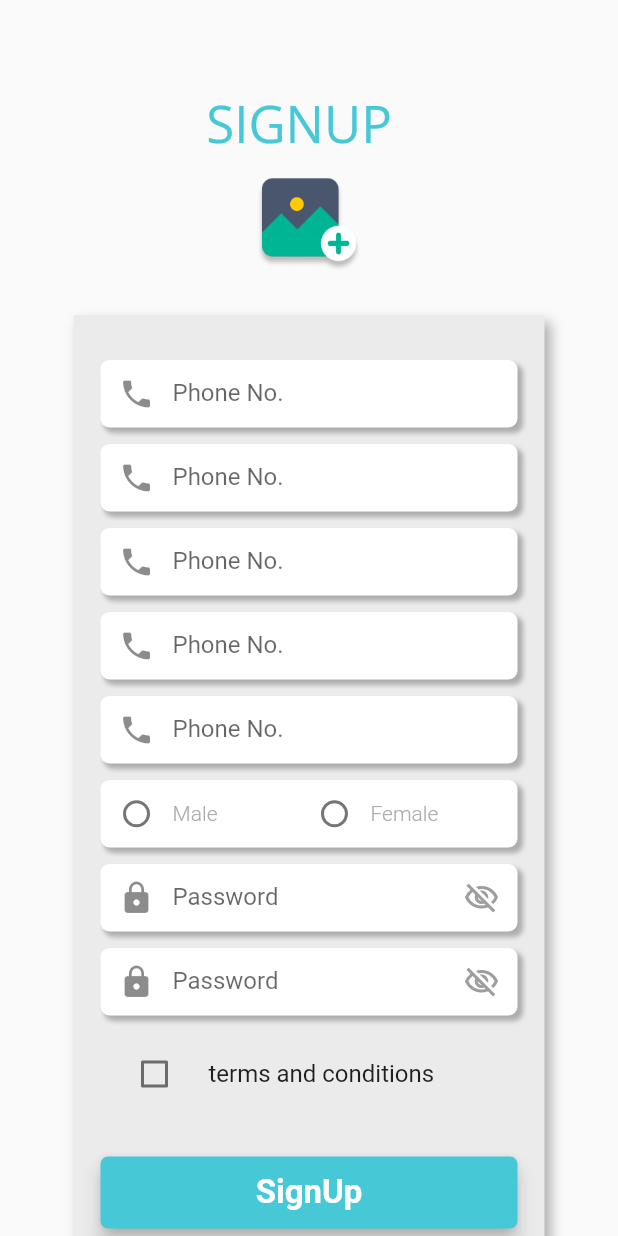
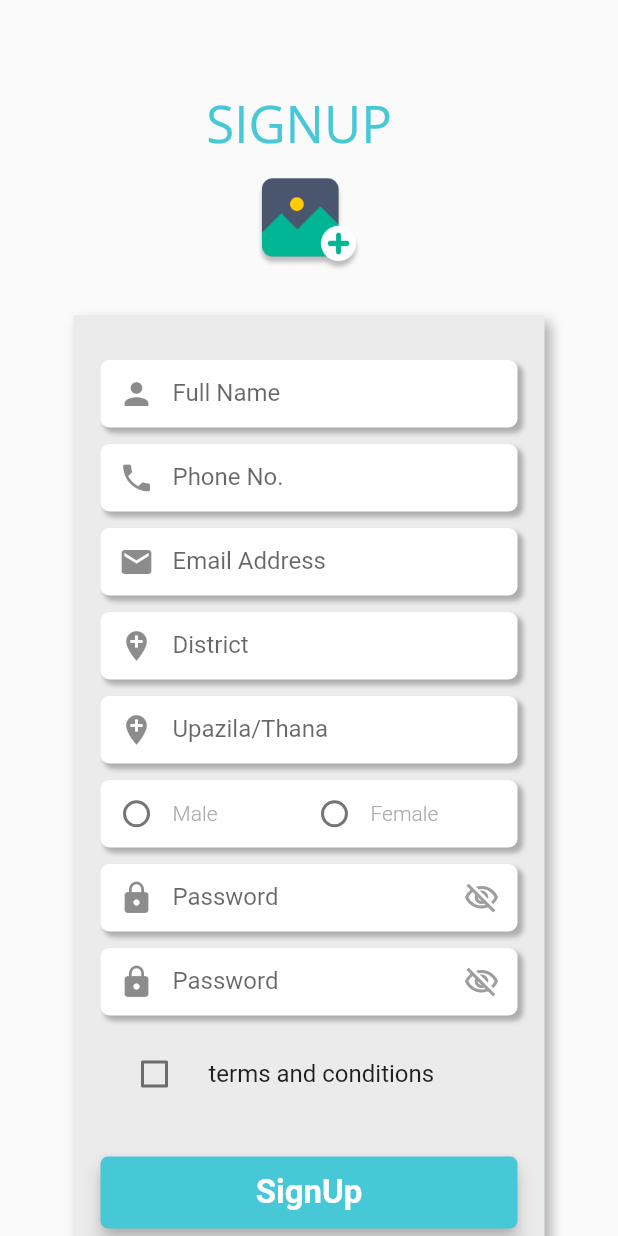
Before and after one commit to toriqultonu/Tution_Khata, a Flutter app: the RegisterScreen screen opened by its route, on a phone screen of 412 x 824 dp. Run offline on Flutter 3.47's test engine with Material 2 defaults, Android fonts, the phone set to English and light mode, and no system bars; our stand-ins replace image_picker; Roboto replaces fonts that are missing (Open Sans, Raleway); project files that could hold a hidden picture were left out.

Commit message:
registered card done

```diff
--- a/lib/views/register_page.dart
+++ b/lib/views/register_page.dart
@@ -106,15 +106,15 @@ class _RegisterScreenState extends State<RegisterScreen> {
                       child: Column(
                         crossAxisAlignment: CrossAxisAlignment.center,
                         children: [
-                          CustomTextFormField('Phone No.', Icon(Icons.phone), TextInputType.phone),
+                          CustomTextFormField('Full Name', Icon(Icons.person), TextInputType.name),
                           Spacer(),
                           CustomTextFormField('Phone No.', Icon(Icons.phone), TextInputType.phone),
                           Spacer(),
-                          CustomTextFormField('Phone No.', Icon(Icons.phone), TextInputType.phone),
+                          CustomTextFormField('Email Address', Icon(Icons.email), TextInputType.emailAddress),
                           Spacer(),
-                          CustomTextFormField('Phone No.', Icon(Icons.phone), TextInputType.phone),
+                          CustomTextFormField('District', Icon(Icons.add_location), TextInputType.streetAddress),
                           Spacer(),
-                          CustomTextFormField('Phone No.', Icon(Icons.phone), TextInputType.phone),
+                          CustomTextFormField('Upazila/Thana', Icon(Icons.add_location), TextInputType.streetAddress),
                           Spacer(),
 
                           Container(
```
